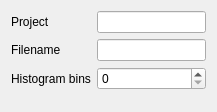
This is ui/ScanExperimentSettings.ui in MonroeQuantumNetworks/IonControl as Qt 5 draws it before an edit. The edited form follows.
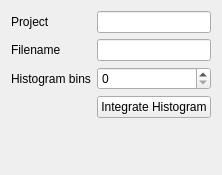
This is the edited form.

Patch:
```diff
--- a/ui/ScanExperimentSettings.ui
+++ b/ui/ScanExperimentSettings.ui
@@ -6,26 +6,23 @@
    <rect>
     <x>0</x>
     <y>0</y>
-    <width>217</width>
-    <height>112</height>
+    <width>222</width>
+    <height>175</height>
    </rect>
   </property>
   <property name="windowTitle">
    <string>Experiment Settings</string>
   </property>
   <layout class="QGridLayout" name="gridLayout">
-   <item row="3" column="1">
-    <spacer name="verticalSpacer">
-     <property name="orientation">
-      <enum>Qt::Vertical</enum>
+   <item row="0" column="0">
+    <widget class="QLabel" name="label">
+     <property name="text">
+      <string>Project</string>
      </property>
-     <property name="sizeHint" stdset="0">
-      <size>
-       <width>20</width>
-       <height>13</height>
-      </size>
-     </property>
-    </spacer>
+    </widget>
+   </item>
+   <item row="1" column="1" colspan="2">
+    <widget class="QLineEdit" name="filenameEdit"/>
    </item>
    <item row="2" column="1" colspan="2">
     <widget class="QSpinBox" name="histogramBinsBox">
@@ -44,23 +41,6 @@
      </property>
     </widget>
    </item>
-   <item row="0" column="1" colspan="2">
-    <widget class="QLineEdit" name="projectEdit">
-     <property name="sizePolicy">
-      <sizepolicy hsizetype="Expanding" vsizetype="Fixed">
-       <horstretch>1</horstretch>
-       <verstretch>0</verstretch>
-      </sizepolicy>
-     </property>
-    </widget>
-   </item>
-   <item row="0" column="0">
-    <widget class="QLabel" name="label">
-     <property name="text">
-      <string>Project</string>
-     </property>
-    </widget>
-   </item>
    <item row="1" column="0">
     <widget class="QLabel" name="label_3">
      <property name="text">
@@ -68,8 +48,38 @@
      </property>
     </widget>
    </item>
-   <item row="1" column="1" colspan="2">
-    <widget class="QLineEdit" name="filenameEdit"/>
+   <item row="0" column="1" colspan="2">
+    <widget class="QLineEdit" name="projectEdit">
+     <property name="sizePolicy">
+      <sizepolicy hsizetype="Expanding" vsizetype="Fixed">
+       <horstretch>1</horstretch>
+       <verstretch>0</verstretch>
+      </sizepolicy>
+     </property>
+    </widget>
+   </item>
+   <item row="4" column="1">
+    <spacer name="verticalSpacer">
+     <property name="orientation">
+      <enum>Qt::Vertical</enum>
+     </property>
+     <property name="sizeHint" stdset="0">
+      <size>
+       <width>20</width>
+       <height>13</height>
+      </size>
+     </property>
+    </spacer>
+   </item>
+   <item row="3" column="1" colspan="2">
+    <widget class="QPushButton" name="integrateHistogramButton">
+     <property name="text">
+      <string>Integrate Histogram</string>
+     </property>
+     <property name="checkable">
+      <bool>true</bool>
+     </property>
+    </widget>
    </item>
   </layout>
  </widget>
```
